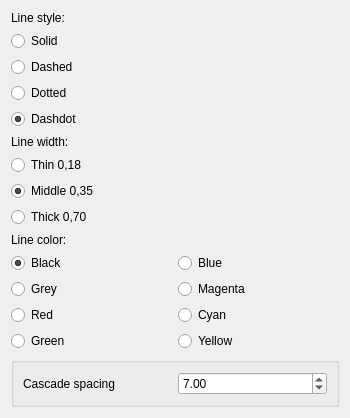
southseact-3d/fcd, file src/Mod/TechDraw/Gui/TaskSelectLineAttributes.ui: the form before one commit.
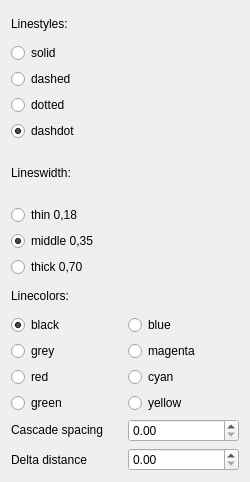
The form after the commit.

Commit message: [TD] Variable line stretching distance

Diff of the .ui file:
```diff
--- a/src/Mod/TechDraw/Gui/TaskSelectLineAttributes.ui
+++ b/src/Mod/TechDraw/Gui/TaskSelectLineAttributes.ui
@@ -6,8 +6,8 @@
    <rect>
     <x>0</x>
     <y>0</y>
-    <width>350</width>
-    <height>406</height>
+    <width>250</width>
+    <height>482</height>
    </rect>
   </property>
   <property name="sizePolicy">
@@ -31,7 +31,7 @@
      <item row="0" column="0">
       <widget class="QLabel" name="label_styles">
        <property name="text">
-        <string>Line style:</string>
+        <string>Linestyles:</string>
        </property>
       </widget>
      </item>
@@ -41,7 +41,7 @@
         <string>Set line style to solid</string>
        </property>
        <property name="text">
-        <string>Solid</string>
+        <string>solid</string>
        </property>
        <property name="autoExclusive">
         <bool>true</bool>
@@ -54,7 +54,7 @@
      <item row="2" column="0">
       <widget class="QRadioButton" name="rbDashed">
        <property name="text">
-        <string>Dashed</string>
+        <string>dashed</string>
        </property>
        <property name="autoExclusive">
         <bool>true</bool>
@@ -67,7 +67,7 @@
      <item row="3" column="0">
       <widget class="QRadioButton" name="rbDotted">
        <property name="text">
-        <string>Dotted</string>
+        <string>dotted</string>
        </property>
        <property name="autoExclusive">
         <bool>true</bool>
@@ -80,7 +80,7 @@
      <item row="4" column="0">
       <widget class="QRadioButton" name="rbDashDotted">
        <property name="text">
-        <string>Dashdot</string>
+        <string>dashdot</string>
        </property>
        <property name="checked">
         <bool>true</bool>
@@ -100,14 +100,14 @@
      <item row="0" column="0">
       <widget class="QLabel" name="label_width">
        <property name="text">
-        <string>Line width:</string>
+        <string>Lineswidth:</string>
        </property>
       </widget>
      </item>
      <item row="1" column="0">
       <widget class="QRadioButton" name="rbThin">
        <property name="text">
-        <string>Thin 0,18</string>
+        <string>thin 0,18</string>
        </property>
        <property name="autoExclusive">
         <bool>true</bool>
@@ -120,7 +120,7 @@
      <item row="2" column="0">
       <widget class="QRadioButton" name="rbMiddle">
        <property name="text">
-        <string>Middle 0,35</string>
+        <string>middle 0,35</string>
        </property>
        <property name="checked">
         <bool>true</bool>
@@ -136,7 +136,7 @@
      <item row="3" column="0">
       <widget class="QRadioButton" name="rbThick">
        <property name="text">
-        <string>Thick 0,70</string>
+        <string>thick 0,70</string>
        </property>
        <property name="autoExclusive">
         <bool>true</bool>
@@ -153,14 +153,14 @@
      <item row="0" column="0">
       <widget class="QLabel" name="label_colors">
        <property name="text">
-        <string>Line color:</string>
+        <string>Linecolors:</string>
        </property>
       </widget>
      </item>
      <item row="1" column="0">
       <widget class="QRadioButton" name="rbBlack">
        <property name="text">
-        <string>Black</string>
+        <string>black</string>
        </property>
        <property name="checked">
         <bool>true</bool>
@@ -176,7 +176,7 @@
      <item row="1" column="1">
       <widget class="QRadioButton" name="rbBlue">
        <property name="text">
-        <string>Blue</string>
+        <string>blue</string>
        </property>
        <property name="autoExclusive">
         <bool>true</bool>
@@ -189,7 +189,7 @@
      <item row="2" column="0">
       <widget class="QRadioButton" name="rbGrey">
        <property name="text">
-        <string>Grey</string>
+        <string>grey</string>
        </property>
        <property name="autoExclusive">
         <bool>true</bool>
@@ -202,7 +202,7 @@
      <item row="2" column="1">
       <widget class="QRadioButton" name="rbMagenta">
        <property name="text">
-        <string>Magenta</string>
+        <string>magenta</string>
        </property>
        <property name="autoExclusive">
         <bool>true</bool>
@@ -215,7 +215,7 @@
      <item row="3" column="0">
       <widget class="QRadioButton" name="rbRed">
        <property name="text">
-        <string>Red</string>
+        <string>red</string>
        </property>
        <property name="autoExclusive">
         <bool>true</bool>
@@ -228,7 +228,7 @@
      <item row="3" column="1">
       <widget class="QRadioButton" name="rbCyan">
        <property name="text">
-        <string>Cyan</string>
+        <string>cyan</string>
        </property>
        <property name="autoExclusive">
         <bool>true</bool>
@@ -241,7 +241,7 @@
      <item row="4" column="0">
       <widget class="QRadioButton" name="rbGreen">
        <property name="text">
-        <string>Green</string>
+        <string>green</string>
        </property>
        <property name="autoExclusive">
         <bool>true</bool>
@@ -254,7 +254,7 @@
      <item row="4" column="1">
       <widget class="QRadioButton" name="rbYellow">
        <property name="text">
-        <string>Yellow</string>
+        <string>yellow</string>
        </property>
        <property name="autoExclusive">
         <bool>true</bool>
@@ -267,27 +267,45 @@
     </layout>
    </item>
    <item>
-    <widget class="QGroupBox" name="horizontalGroupBox">
-     <layout class="QHBoxLayout" name="Spin001">
-      <item>
+    <layout class="QGridLayout" name="cascadeValues" rowstretch="0,0" columnstretch="0,0">
+     <property name="leftMargin">
+      <number>0</number>
+     </property>
+     <item row="0" column="0">
        <widget class="QLabel" name="label_spacing">
+       <property name="sizePolicy">
+        <sizepolicy hsizetype="Minimum" vsizetype="Fixed">
+         <horstretch>0</horstretch>
+         <verstretch>0</verstretch>
+        </sizepolicy>
+       </property>
         <property name="text">
          <string>Cascade spacing</string>
         </property>
        </widget>
       </item>
-      <item>
+     <item row="0" column="1">
        <widget class="QDoubleSpinBox" name="sbSpacing">
         <property name="singleStep">
          <double>0.500000000000000</double>
         </property>
-        <property name="value">
-         <double>7.000000000000000</double>
+      </widget>
+     </item>
+     <item row="1" column="0">
+      <widget class="QLabel" name="label_stretch">
+       <property name="text">
+        <string>Delta distance</string>
+       </property>
+      </widget>
+     </item>
+     <item row="1" column="1">
+      <widget class="QDoubleSpinBox" name="sbStretch">
+       <property name="singleStep">
+        <double>0.500000000000000</double>
         </property>
        </widget>
       </item>
      </layout>
-    </widget>
    </item>
   </layout>
  </widget>
```
Left out of the diff: 6 changed lines with no effect on the pictures. Lines whose indentation alone changed are shown as unchanged. The commit also changes 3 other files.
